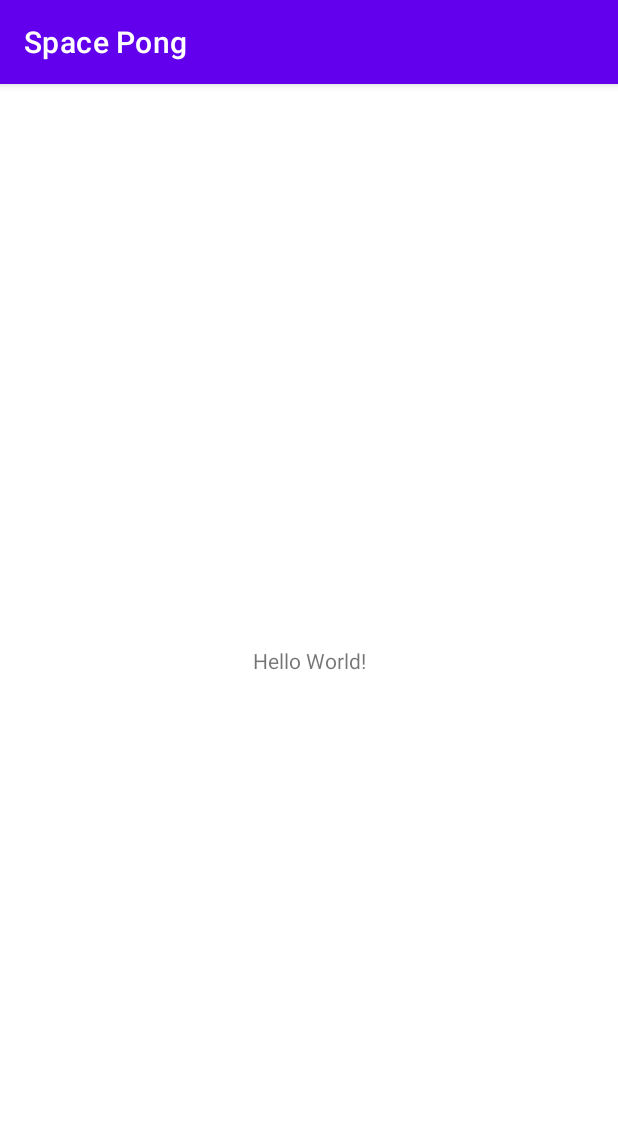
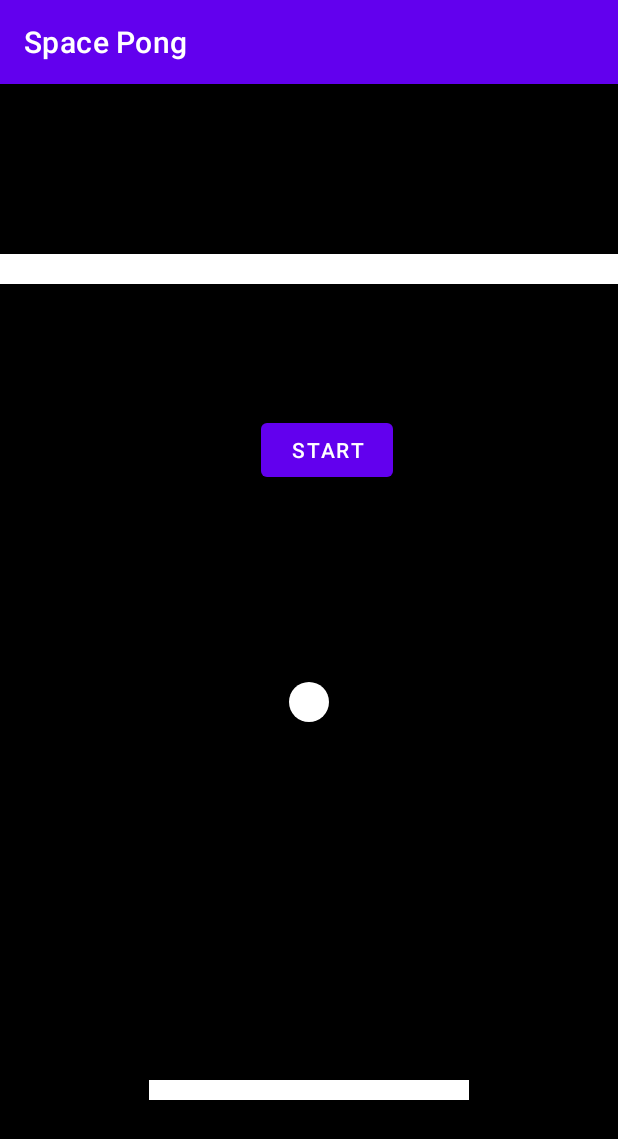
Before and after one commit to Mukundh-Srivathsan/Space_Pong, an Android app: the screen it shows after launch (MainActivity), on a phone screen of 412 x 824 dp. Shown: the top 1139 px of the screen. Run offline under Robolectric (Android 15) with nearby library versions, the phone set to English and light mode, and no system bars.

Commit message:
Basic mode trial

```diff
--- a/app/src/main/java/com/example/spacepong/MainActivity.java
+++ b/app/src/main/java/com/example/spacepong/MainActivity.java
@@ -3,12 +3,54 @@ package com.example.spacepong;
 import androidx.appcompat.app.AppCompatActivity;
 
 import android.os.Bundle;
+import android.util.Log;
+import android.view.MotionEvent;
+import android.view.View;
+import android.view.animation.Animation;
+import android.view.animation.BounceInterpolator;
+import android.view.animation.TranslateAnimation;
+import android.widget.Button;
+import android.widget.FrameLayout;
+import android.widget.RelativeLayout;
+
+import com.example.spacepong.views.CustomView;
 
 public class MainActivity extends AppCompatActivity {
+
+    private static final String TAG = "MainActivity";
 
     @Override
     protected void onCreate(Bundle savedInstanceState) {
         super.onCreate(savedInstanceState);
         setContentView(R.layout.activity_main);
+        Log.d(TAG, "onCreate : MainActivity");
+
+        RelativeLayout rL = (RelativeLayout) findViewById(R.id.layout);
+
+        CustomView customView = new CustomView(this);
+
+        View.OnTouchListener onTouchListener = new View.OnTouchListener() {
+            @Override
+            public boolean onTouch(View v, MotionEvent event) {
+
+                customView.setCurrX((int) event.getX());
+                customView.invalidate();
+
+                return true;
+            }
+        };
+        customView.setOnTouchListener(onTouchListener);
+
+        Button start = (Button) findViewById(R.id.button);
+
+        start.setOnClickListener(new View.OnClickListener() {
+            @Override
+            public void onClick(View v) {
+                customView.setSpeedY(-20F);
+                customView.move();
+            }
+        });
+
+        rL.addView(customView);
     }
 }
--- /dev/null
+++ b/app/src/main/java/com/example/spacepong/views/CustomView.java
@@ -0,0 +1,156 @@
+package com.example.spacepong.views;
+
+import android.content.Context;
+import android.graphics.Canvas;
+import android.graphics.Color;
+import android.graphics.Paint;
+import android.graphics.Rect;
+import android.os.Build;
+import android.util.AttributeSet;
+import android.util.Log;
+import android.view.View;
+
+import androidx.annotation.Nullable;
+import androidx.annotation.RequiresApi;
+
+import android.os.Handler;
+
+
+public class CustomView extends View {
+
+    private static final String TAG = "CustomView";
+
+    Rect slider = new Rect();
+    Rect topbar = new Rect();
+
+    Paint paint = new Paint();
+
+    private int width = this.getResources().getDisplayMetrics().widthPixels;
+    private int height = this.getResources().getDisplayMetrics().heightPixels;
+
+    private int currX = width / 2;
+    private int currY = height;
+
+    private float ballX = width / 2f;
+    private float ballY = height / 2f;
+
+    private float speedX = 0F;
+    private float speedY = 0F;
+
+
+    public CustomView(Context context) {
+        super(context);
+
+        init(null);
+    }
+
+    public CustomView(Context context, @Nullable AttributeSet attrs) {
+        super(context, attrs);
+
+        init(attrs);
+    }
+
+    public CustomView(Context context, @Nullable AttributeSet attrs, int defStyleAttr) {
+        super(context, attrs, defStyleAttr);
+
+        init(attrs);
+    }
+
+    public CustomView(Context context, @Nullable AttributeSet attrs, int defStyleAttr, int defStyleRes) {
+        super(context, attrs, defStyleAttr, defStyleRes);
+
+        init(attrs);
+    }
+
+    private void init(@Nullable AttributeSet attrs) {
+        paint.setColor(Color.WHITE);
+    }
+
+    public void setCurrX(int currX) {
+        this.currX = currX;
+    }
+
+    public void setCurrY(int currY) {
+        this.currY = currY;
+    }
+
+
+    public void setSpeedX(float speedX) {
+        this.speedX = speedX;
+    }
+
+    public void setSpeedY(float speedY) {
+        this.speedY = speedY;
+    }
+
+    @Override
+    protected void onDraw(Canvas canvas) {
+
+        super.onDraw(canvas);
+
+        canvas.drawColor(Color.BLACK);
+
+       /* if (currX + 160 < width && currX - 160 > 0) {
+            rect.left = currX + 160;
+            rect.right = currX - 160;
+        }else if(currX + 160 >= width)
+        {
+            rect.left = width;
+            rect.right = width - 160;
+        }else{
+            rect.left = 160;
+            rect.right = 0;
+        }*/
+
+        slider.left = currX + 160;
+        slider.right = currX - 160;
+        slider.top = currY - 220;
+        slider.bottom = currY - 240;
+
+        canvas.drawRect(slider, paint);
+
+        topbar.left = 0;
+        topbar.right = width;
+        topbar.top = 200;
+        topbar.bottom = 170;
+
+        canvas.drawRect(topbar, paint);
+
+        canvas.drawCircle(ballX, ballY, 20, paint);
+
+        //move();
+
+    }
+
+    public void move() {
+
+        if ((ballY < (height - 100) && ((ballY > 200)) && (ballX < width) && (ballX > 0))) {
+            ballY += speedY;
+            ballX += speedX;
+            Handler handler = new Handler();
+            handler.removeCallbacksAndMessages(call);
+            handler.postDelayed(call, 10);
+        }
+        if (ballY < 200) {
+            speedY *= -1.0;
+            ballY += speedY;
+        }
+        if (ballX < 0 || ballX > width) {
+            speedX *= -1.0;
+            ballX += speedX;
+        }
+        if (ballY > (height - 100)) {
+            ballY = height / 2;
+            speedY = 0;
+        }
+    }
+
+    private Runnable call = new Runnable() {
+        @RequiresApi(api = Build.VERSION_CODES.O)
+        public void run() {
+            Log.d(TAG, "Called");
+            invalidate();
+            move();
+        }
+    };
+}
--- a/app/src/main/res/layout/activity_main.xml
+++ b/app/src/main/res/layout/activity_main.xml
@@ -1,18 +1,22 @@
 <?xml version="1.0" encoding="utf-8"?>
-<androidx.constraintlayout.widget.ConstraintLayout xmlns:android="http://schemas.android.com/apk/res/android"
-    xmlns:app="http://schemas.android.com/apk/res-auto"
-    xmlns:tools="http://schemas.android.com/tools"
+<RelativeLayout xmlns:android="http://schemas.android.com/apk/res/android"
+    android:id="@+id/layout"
     android:layout_width="match_parent"
     android:layout_height="match_parent"
-    tools:context=".MainActivity">
+    >
 
-    <TextView
+    <com.example.spacepong.views.CustomView
+        android:layout_width="match_parent"
+        android:layout_height="match_parent"></com.example.spacepong.views.CustomView>
+
+    <Button
+        android:id="@+id/button"
         android:layout_width="wrap_content"
         android:layout_height="wrap_content"
-        android:text="Hello World!"
-        app:layout_constraintBottom_toBottomOf="parent"
-        app:layout_constraintLeft_toLeftOf="parent"
-        app:layout_constraintRight_toRightOf="parent"
-        app:layout_constraintTop_toTopOf="parent" />
+        android:layout_alignParentEnd="true"
+        android:layout_alignParentBottom="true"
+        android:layout_marginEnd="150dp"
+        android:layout_marginBottom="500dp"
+        android:text="START" />
 
-</androidx.constraintlayout.widget.ConstraintLayout>
+</RelativeLayout>
```
